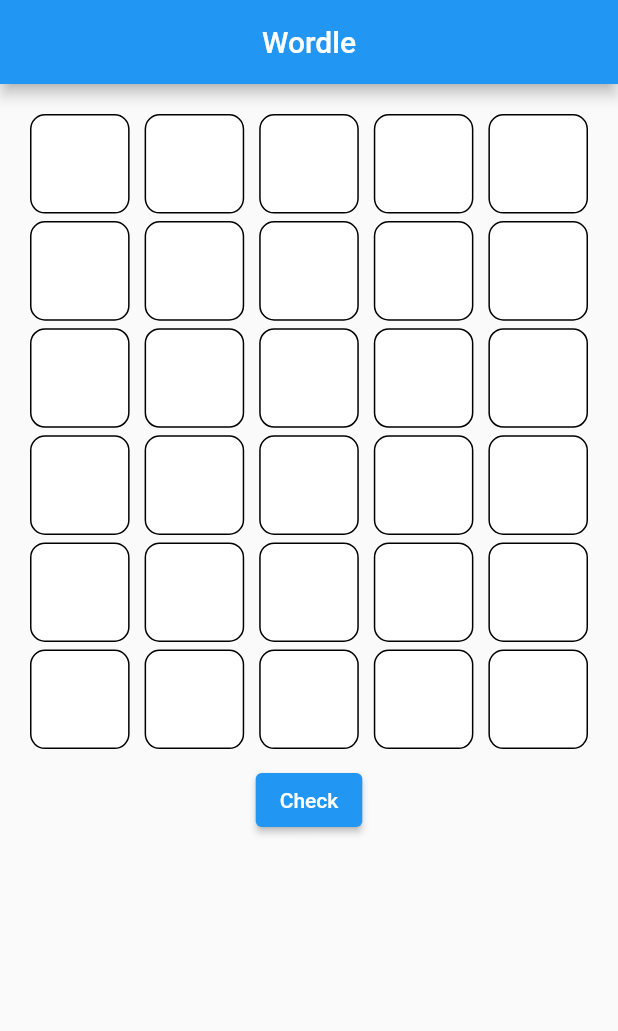
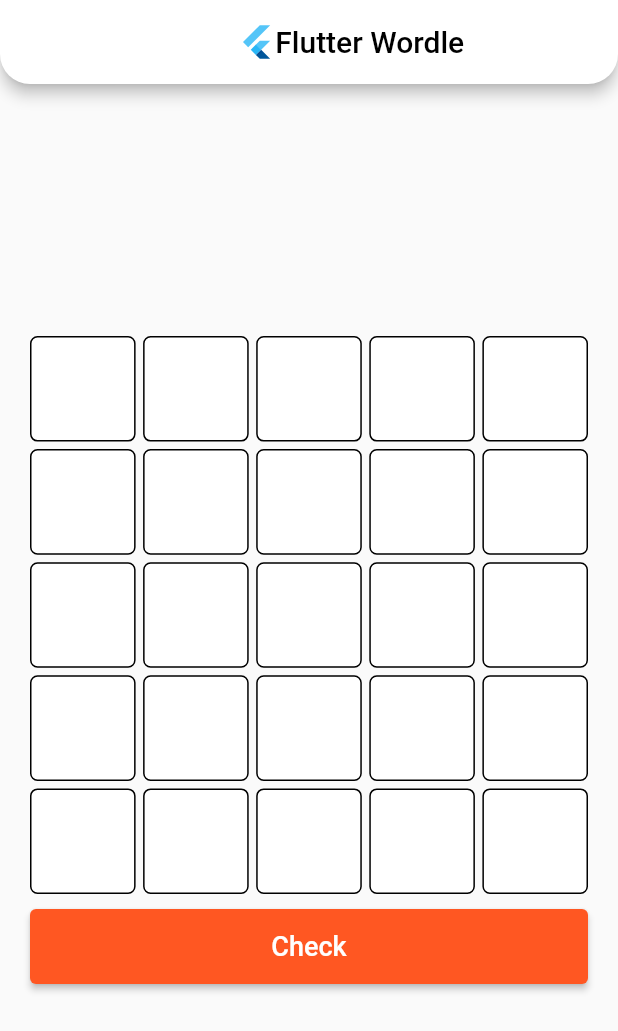
Before and after one commit to ZenDeveloper7/Flutter-Wordle, a Flutter app: the Home screen opened directly, after a tap on "Check", on a phone screen of 412 x 824 dp. Shown: the top 1031 px of the screen. Run offline on Flutter 3.47's test engine with Material 2 defaults, Android fonts, the phone set to English and light mode, and no system bars.

```diff
--- a/lib/ui/Home.dart
+++ b/lib/ui/Home.dart
@@ -1,5 +1,7 @@
-import 'package:flutter/cupertino.dart';
+import 'dart:math';
+
 import 'package:flutter/material.dart';
+import 'package:flutter/services.dart';
 
 class Home extends StatefulWidget {
   const Home({Key? key}) : super(key: key);
@@ -10,109 +12,215 @@ class Home extends StatefulWidget {
 
 class _HomeState extends State<Home> {
   late int row;
+  late int count;
+  late int resultIndex;
   late List<TextEditingController> _controllerList;
-  late List<Color> boxColorList;
+  late List<Color> _boxColorList;
   late int gridCount;
+  late List<bool> _enableList;
+  late bool gameOver;
+  late List<String> resultList;
+  late String gameMessage;
 
   @override
   void initState() {
     super.initState();
     row = 0;
-    gridCount = 30;
-    boxColorList = List<Color>.generate(gridCount, (index) => Colors.white);
+    count = 5;
+    resultList = ["SMILE", "HONEY", "COUCH", "SMELL", "COLOR"];
+    resultIndex = Random().nextInt(resultList.length);
+    gridCount = 25;
+    gameMessage = '';
+    gameOver = false;
+    _boxColorList = List<Color>.generate(gridCount, (index) => Colors.white);
+    _enableList = List<bool>.generate(gridCount, (index) => false);
+    for (var i = 0; i < 5; i++) {
+      _enableList[i] = true;
+    }
     _controllerList = List<TextEditingController>.generate(
         gridCount, (index) => TextEditingController());
   }
 
   @override
   Widget build(BuildContext context) {
-    return Scaffold(
+    return SafeArea(
+      top: false,
+      child: Scaffold(
         appBar: AppBar(
-        title: const Text('Wordle'),
+          systemOverlayStyle: const SystemUiOverlayStyle(
+            statusBarColor: Colors.deepOrange,
+          ),
+          title: Row(
+            mainAxisAlignment: MainAxisAlignment.center,
+            crossAxisAlignment: CrossAxisAlignment.center,
+            children: const [
+              Hero(
+                  tag: 'Logo',
+                  child: FlutterLogo(
+                    size: 25.0,
+                  )),
+              Text(
+                'Flutter Wordle',
+                style: TextStyle(color: Colors.black, fontSize: 20.0),
+              ),
+            ],
+          ),
+          backgroundColor: Colors.white,
           centerTitle: true,
+          shape: const RoundedRectangleBorder(
+              borderRadius: BorderRadius.only(
+                  bottomLeft: Radius.circular(20),
+                  bottomRight: Radius.circular(20))),
         ),
-      body: SingleChildScrollView(
+        body: Center(
           child: Container(
-          padding: const EdgeInsets.all(20.0),
+            margin: const EdgeInsets.symmetric(horizontal: 20.0),
+            child: SingleChildScrollView(
               child: Column(
-            mainAxisAlignment: MainAxisAlignment.start,
+                mainAxisAlignment: MainAxisAlignment.center,
+                crossAxisAlignment: CrossAxisAlignment.stretch,
                 children: [
-              GridView.builder(
-                shrinkWrap: true,
-                gridDelegate: const SliverGridDelegateWithFixedCrossAxisCount(
-                    crossAxisCount: 5,
-                    childAspectRatio: 1.0,
-                    crossAxisSpacing: 10.0,
-                    mainAxisSpacing: 5.0),
-                itemBuilder: (context, index) {
-                  return Container(
-                    decoration: BoxDecoration(
-                        borderRadius:
-                            const BorderRadius.all(Radius.circular(10.0)),
-                        border: Border.all(color: Colors.black),
-                        color: boxColorList[index]),
-                    child: Center(
-                      child: TextField(
-                          controller: _controllerList[index],
-                          maxLength: 1,
-                          style: const TextStyle(fontSize: 22.0),
+                  Visibility(
+                    visible: gameOver,
+                    child: Padding(
+                      padding: const EdgeInsets.symmetric(vertical: 20.0),
+                      child: Text(
+                        gameMessage,
+                        style: const TextStyle(
+                            fontSize: 25, fontWeight: FontWeight.bold),
                         textAlign: TextAlign.center,
-                          textCapitalization: TextCapitalization.characters,
-                          decoration: const InputDecoration(
-                              counterText: '',
-                              border: UnderlineInputBorder(
-                                  borderSide: BorderSide.none)),
-                          onChanged: (value) => _changeFocus(value, index)),
                       ),
-                  );
-                },
-                itemCount: gridCount,
                     ),
+                  ),
+                  _gridView(),
                   Container(
                       padding: const EdgeInsets.only(top: 10.0),
                       child: ElevatedButton(
-                      onPressed: _validateText, child: const Text('Check')))
+                          style: ElevatedButton.styleFrom(
+                              minimumSize: const Size(0.0, 50.0)),
+                          onPressed: gameOver ? _resetGame : _validateText,
+                          child: gameOver
+                              ? const Text('Reset')
+                              : const Text('Check'))),
                 ],
+              ),
+            ),
           ),
         ),
       ),
     );
   }
 
+  Widget _gridView() {
+    return GridView.builder(
+      shrinkWrap: true,
+      gridDelegate: SliverGridDelegateWithFixedCrossAxisCount(
+          crossAxisCount: count,
+          childAspectRatio: 1.0,
+          crossAxisSpacing: 5.0,
+          mainAxisSpacing: 5.0),
+      itemBuilder: (context, index) {
+        return Container(
+          decoration: BoxDecoration(
+              borderRadius: const BorderRadius.all(Radius.circular(5.0)),
+              border: Border.all(color: Colors.black),
+              color: _boxColorList[index]),
+          child: Center(
+            child: TextField(
+                controller: _controllerList[index],
+                enabled: _enableList[index],
+                maxLength: 1,
+                style: const TextStyle(fontSize: 26.0),
+                textAlign: TextAlign.center,
+                textCapitalization: TextCapitalization.characters,
+                decoration: const InputDecoration(
+                    counterText: '',
+                    border: UnderlineInputBorder(borderSide: BorderSide.none)),
+                onChanged: (value) => _changeFocus(value, index)),
+          ),
+        );
+      },
+      itemCount: gridCount,
+    );
+  }
+
+  _resetGame() {
+    setState(() {
+      row = 0;
+      gameOver = false;
+      gameMessage = '';
+      resultIndex = Random().nextInt(resultList.length);
+      _enableList = List<bool>.filled(gridCount, true);
+      _boxColorList = List<Color>.filled(gridCount, Colors.white);
+      for (var i in _controllerList) {
+        i.clear();
+      }
+    });
+  }
+
   _validateText() {
     String inputString = "";
-    String originalString = "SMILE";
-    for (var i = 0; i < 5; i++) {
+    var last = row + count;
+    for (var i = row; i < last; i++) {
       inputString += _controllerList[i].text.toString();
     }
-    for (var i = 0; i < 5; i++) {
+    if (inputString.isNotEmpty) {
+      if (resultList[resultIndex] == inputString) {
         setState(() {
-        if (originalString.characters.contains(inputString[i])) {
-          if (originalString[i] == inputString[i]) {
-            boxColorList[i] = Colors.green;
+          gameOver = true;
+          gameMessage =
+              'Yay! you guessed it right. The word is ${resultList[resultIndex]}';
+          for (var i = row; i < last; i++) {
+            _boxColorList[i] = Colors.green;
+          }
+          _enableList = List<bool>.filled(gridCount, false);
+        });
       } else {
-            boxColorList[i] = Colors.yellow;
+        if (row == (gridCount - count)) {
+          setState(() {
+            gameOver = true;
+            gameMessage = 'Uh! Oh. You\'ve used all your chances.';
+          });
+        }
+        for (var i = row; i < last; i++) {
+          setState(() {
+            if (resultList[resultIndex].characters
+                .contains(inputString[(count - (last - i))])) {
+              if (resultList[resultIndex][(count - (last - i))] ==
+                  inputString[(count - (last - i))]) {
+                _boxColorList[i] = Colors.green;
+              } else {
+                _boxColorList[i] = Colors.yellow;
               }
             } else {
-          boxColorList[i] = Colors.grey;
+              _boxColorList[i] = Colors.grey;
+            }
+            _enableList[i] = false;
+            row = last;
+            if (row < gridCount) {
+              var last = row + count;
+              for (var i = row; i < last; i++) {
+                _enableList[i] = true;
+              }
             }
           });
         }
       }
+    }
+  }
 
   _changeFocus(String value, int index) {
+    setState(() {
+      if (_boxColorList[index] != Colors.white) {
+        _boxColorList[index] = Colors.white;
+      }
+    });
     if (value.isNotEmpty) {
-      if (index != 4) {
-        setState(() {
-          boxColorList = List<Color>.filled(gridCount, Colors.white);
-        });
+      if (index != (row + count) - 1) {
         FocusScope.of(context).nextFocus();
       }
     } else {
       if (index != 0) {
-        setState(() {
-          boxColorList = List<Color>.filled(gridCount, Colors.white);
-        });
         FocusScope.of(context).previousFocus();
       }
     }
```
Also changed, not shown: lib/main.dart (+5 -3 lines), lib/ui/Details.dart (added, +79 -0 lines), lib/ui/Splash.dart (added, +38 -0 lines), 2 other files. Lines whose indentation alone changed are shown as unchanged.
